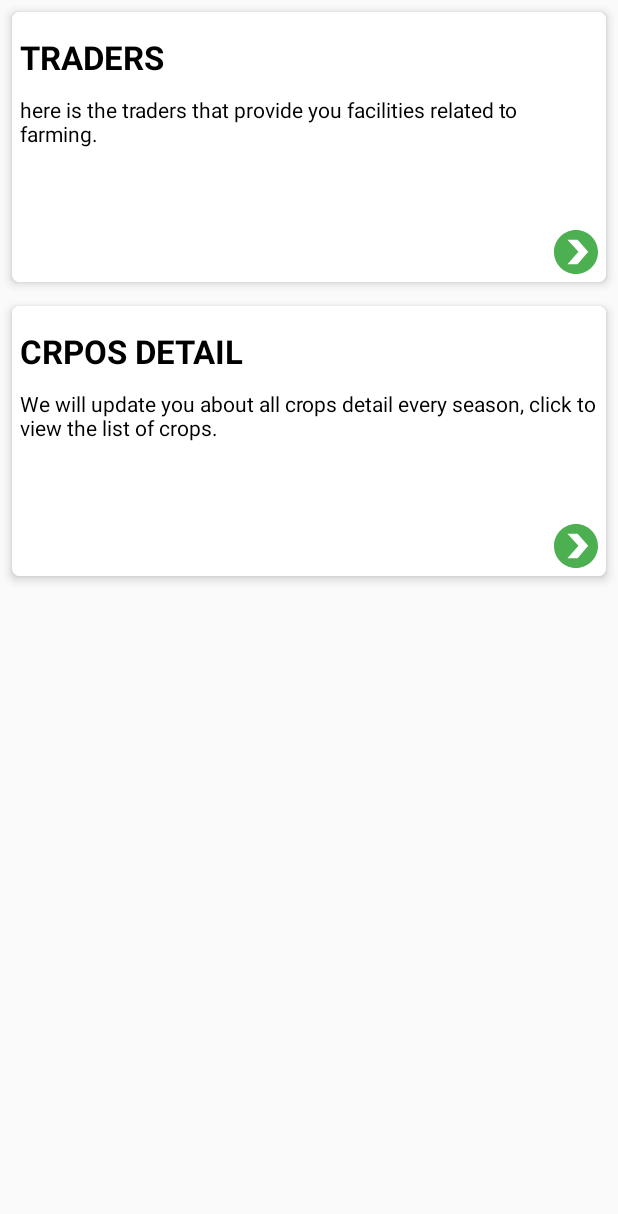
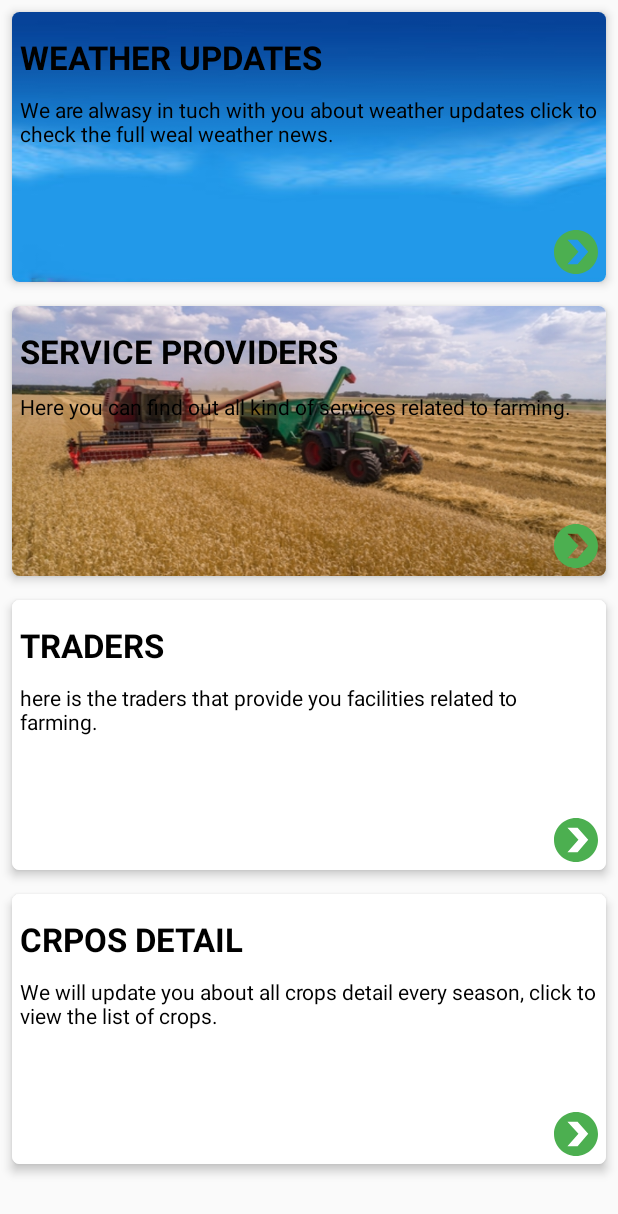
Before and after one commit to najamiqbal/SuperFarming, an Android app: the fragment FarmerHomeFragment shown on its own in the app's theme, after a tap on "TRADERS", on a phone screen of 412 x 824 dp. Shown: the top 1214 px of the screen. Run offline under Robolectric (Android 15) with nearby library versions, the phone set to English and light mode, and no system bars; our stand-ins replace Volley; 1 statement that could not run was skipped.

Commit message:
30_01_2020
18-10-2020 updated

```diff
--- a/app/src/main/java/com/softsolstudio/farmertrader/activities/MainActivity.java
+++ b/app/src/main/java/com/softsolstudio/farmertrader/activities/MainActivity.java
@@ -89,7 +89,7 @@ public class MainActivity extends AppCompatActivity
                     .commit();
             // Handle the camera action
         }
-/*        else if (id == R.id.nav_weather) {
+        else if (id == R.id.nav_weather) {
             Intent intent=new Intent(MainActivity.this, WeatherActivity.class);
             startActivity(intent);
 
@@ -98,7 +98,7 @@ public class MainActivity extends AppCompatActivity
             getSupportFragmentManager().beginTransaction().replace(R.id.main_frame,
                     new farmerChatFragment()).addToBackStack("fragment").commit();
 
-        } */
+        }
         else if (id == R.id.nav_rate_list) {
 /*            getSupportFragmentManager().popBackStack(null, FragmentManager.POP_BACK_STACK_INCLUSIVE);
             getSupportFragmentManager().beginTransaction().replace(R.id.main_frame,
--- a/app/src/main/java/com/softsolstudio/farmertrader/fragments/FarmerHomeFragment.java
+++ b/app/src/main/java/com/softsolstudio/farmertrader/fragments/FarmerHomeFragment.java
@@ -27,12 +27,12 @@ public class FarmerHomeFragment extends Fragment implements View.OnClickListener
     }
 
     private void initialization() {
-        //weather_card=view.findViewById(R.id.weather_cardview);
-        //service_card=view.findViewById(R.id.service_cardview);
+        weather_card=view.findViewById(R.id.weather_cardview);
+        service_card=view.findViewById(R.id.service_cardview);
         traders_card=view.findViewById(R.id.traders_cardview);
         crops_detail=view.findViewById(R.id.crops_cardview);
-        //weather_card.setOnClickListener(this);
-        //service_card.setOnClickListener(this);
+        weather_card.setOnClickListener(this);
+        service_card.setOnClickListener(this);
         traders_card.setOnClickListener(this);
         crops_detail.setOnClickListener(this);
     }
@@ -40,7 +40,7 @@ public class FarmerHomeFragment extends Fragment implements View.OnClickListener
     @Override
     public void onClick(View view) {
         switch (view.getId()){
-         /*   case R.id.weather_cardview:
+            case R.id.weather_cardview:
                 Intent intent=new Intent(getContext(), WeatherActivity.class);
                 startActivity(intent);
                 break;
@@ -53,7 +53,7 @@ public class FarmerHomeFragment extends Fragment implements View.OnClickListener
                 fragmentTransaction.replace(R.id.main_frame, Fragment);
                 fragmentTransaction.addToBackStack("forgetpass_fragment");
                 fragmentTransaction.commit();
-                break;*/
+                break;
             case R.id.traders_cardview:
                 UserServicesFragment Fragment2 = new UserServicesFragment();
                 Bundle argsdata = new Bundle();
--- a/app/src/main/java/com/softsolstudio/farmertrader/fragments/FarmerServiceVeiwFragment.java
+++ b/app/src/main/java/com/softsolstudio/farmertrader/fragments/FarmerServiceVeiwFragment.java
@@ -51,7 +51,7 @@ public class FarmerServiceVeiwFragment extends Fragment {
         service_image=view.findViewById(R.id.n_iv_itemPic);
         tv_UserAddress=view.findViewById(R.id.n_tv_useraddress);
         tv_Usermobile=view.findViewById(R.id.n_tv_userMobile);
-     /*   start_btn_chat=view.findViewById(R.id.startChat_btn);
+        start_btn_chat=view.findViewById(R.id.startChat_btn);
         start_btn_chat.setOnClickListener(new View.OnClickListener() {
             @Override
             public void onClick(View view) {
@@ -59,7 +59,7 @@ public class FarmerServiceVeiwFragment extends Fragment {
                 intent.putExtra("userid", userFirebade);
                 startActivity(intent);
             }
-        });*/
+        });
         tv_Usermobile.setText(userMobile);
         tv_Username.setText(userName);
         tv_UserAddress.setText(userAddress);
--- a/app/src/main/res/layout/farmer_home_fragment.xml
+++ b/app/src/main/res/layout/farmer_home_fragment.xml
@@ -9,7 +9,7 @@
         android:layout_width="match_parent"
         android:layout_height="wrap_content">
 
-<!--        <android.support.v7.widget.CardView
+        <android.support.v7.widget.CardView
             android:layout_width="match_parent"
             android:id="@+id/weather_cardview"
             android:layout_height="180dp"
@@ -56,9 +56,9 @@
                     android:padding="5dp"
                     />
             </RelativeLayout>
-        </android.support.v7.widget.CardView>-->
+        </android.support.v7.widget.CardView>
 
-<!--        <android.support.v7.widget.CardView
+        <android.support.v7.widget.CardView
             android:layout_width="match_parent"
             android:id="@+id/service_cardview"
             android:layout_below="@id/weather_cardview"
@@ -109,13 +109,14 @@
                     />
 
             </RelativeLayout>
-        </android.support.v7.widget.CardView>-->
+        </android.support.v7.widget.CardView>
 
 
         <android.support.v7.widget.CardView
             android:layout_width="match_parent"
             android:id="@+id/traders_cardview"
             android:layout_height="180dp"
+            android:layout_below="@id/service_cardview"
             android:layout_margin="8dp"
             app:cardCornerRadius="5dp"
             app:cardElevation="4dp">
--- a/app/src/main/res/layout/farmer_service_view_fragment.xml
+++ b/app/src/main/res/layout/farmer_service_view_fragment.xml
@@ -135,13 +135,13 @@
             android:orientation="horizontal"
             android:layout_margin="10dp"
             android:layout_below="@id/linea_3">
-        <!--    <Button
+            <Button
                 android:id="@+id/startChat_btn"
                 android:layout_width="match_parent"
                 android:layout_height="wrap_content"
                 android:background="@drawable/button_style"
                 android:text="Start Chat"
-                android:textColor="#ffff"/>-->
+                android:textColor="#ffff"/>
         </LinearLayout>
     </RelativeLayout>
 </ScrollView>
--- a/app/src/main/res/menu/activity_main_drawer.xml
+++ b/app/src/main/res/menu/activity_main_drawer.xml
@@ -8,14 +8,14 @@
             android:id="@+id/nav_home"
             android:icon="@drawable/ic_home"
             android:title="@string/menu_home" />
-  <!--      <item
+        <item
             android:id="@+id/nav_weather"
             android:icon="@drawable/ic_cloud"
             android:title="Weather" />
         <item
             android:id="@+id/nav_chat"
             android:icon="@drawable/ic_message_black_24dp"
-            android:title="Message" />-->
+            android:title="Message" />
         <item
             android:id="@+id/nav_crops_detail"
             android:icon="@drawable/ic_details"
```
